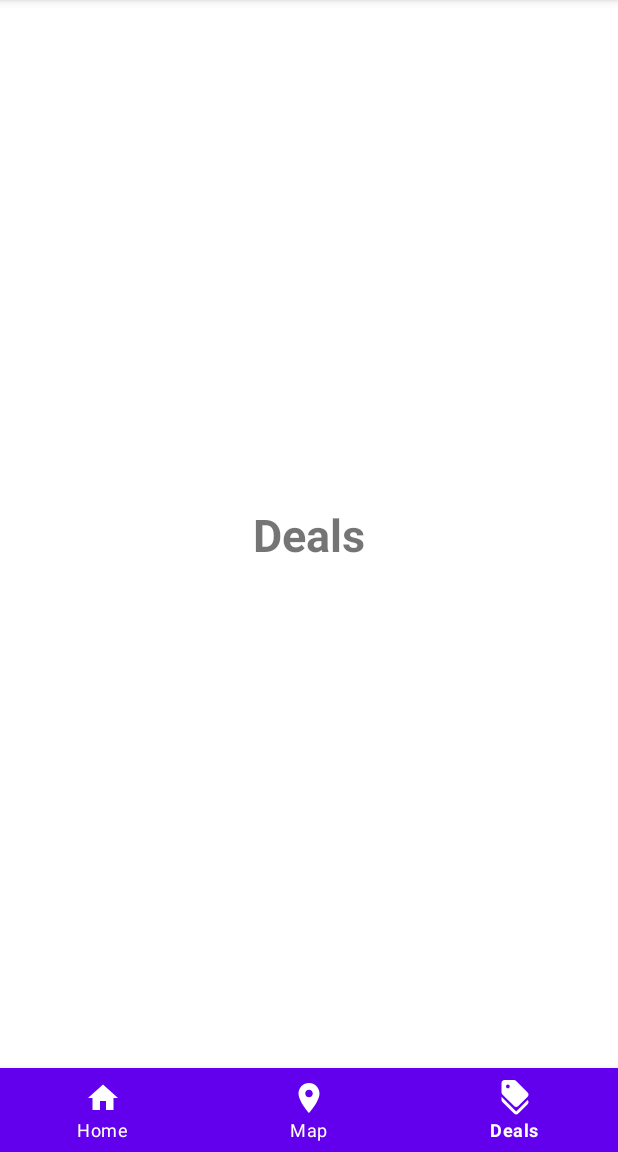
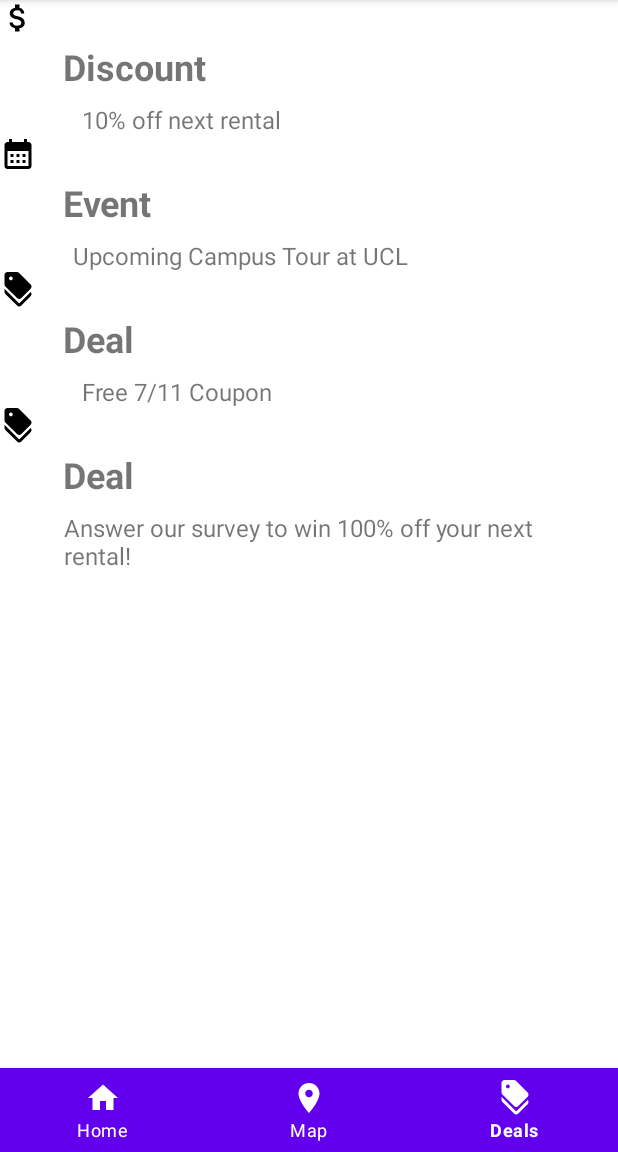
Before and after one commit to pipietrzyk/Lemon-Mobile-App, an Android app: the screen it shows after launch (MainActivity), item 3 of the bottom bar chosen, on a phone screen of 412 x 824 dp, the part 84-1236 px from its top. Run offline under Robolectric (Android 15) with nearby library versions, the light colour scheme and no system bars.

Commit message:
Deals is working - get better images

```diff
--- a/app/src/main/java/com/example/scooter/DealsFragment.java
+++ b/app/src/main/java/com/example/scooter/DealsFragment.java
@@ -3,6 +3,8 @@ package com.example.scooter;
 import android.os.Bundle;
 
 import androidx.fragment.app.Fragment;
+import androidx.recyclerview.widget.LinearLayoutManager;
+import androidx.recyclerview.widget.RecyclerView;
 
 import android.view.LayoutInflater;
 import android.view.View;
@@ -14,6 +16,10 @@ import android.view.ViewGroup;
  * create an instance of this fragment.
  */
 public class DealsFragment extends Fragment {
+
+    RecyclerView recyclerView;
+    String name[], desc[];
+    int images[] = {R.drawable.ic_baseline_attach_money_24, R.drawable.ic_baseline_calendar_month_24, R.drawable.ic_baseline_discount_24, R.drawable.ic_baseline_discount_24};
 
     // TODO: Rename parameter arguments, choose names that match
     // the fragment initialization parameters, e.g. ARG_ITEM_NUMBER
@@ -53,12 +59,23 @@ public class DealsFragment extends Fragment {
             mParam1 = getArguments().getString(ARG_PARAM1);
             mParam2 = getArguments().getString(ARG_PARAM2);
         }
+
     }
 
     @Override
     public View onCreateView(LayoutInflater inflater, ViewGroup container,
                              Bundle savedInstanceState) {
         // Inflate the layout for this fragment
-        return inflater.inflate(R.layout.fragment_deals, container, false);
+        View v = inflater.inflate(R.layout.fragment_deals, container, false);
+
+        recyclerView = v.findViewById(R.id.recycler_view);
+        name = getResources().getStringArray(R.array.deal_name);
+        desc = getResources().getStringArray(R.array.deal_desc);
+
+        RecyclerViewAdapter recyclerViewAdapter = new RecyclerViewAdapter(this, name, desc, images);
+        recyclerView.setAdapter(recyclerViewAdapter);
+        recyclerView.setLayoutManager(new LinearLayoutManager(getActivity()));
+
+        return v;
     }
 }
--- /dev/null
+++ b/app/src/main/java/com/example/scooter/RecyclerViewAdapter.java
@@ -0,0 +1,60 @@
+package com.example.scooter;
+
+import android.content.Context;
+import android.view.LayoutInflater;
+import android.view.View;
+import android.view.ViewGroup;
+import android.widget.ImageView;
+import android.widget.TextView;
+
+import androidx.annotation.NonNull;
+import androidx.recyclerview.widget.RecyclerView;
+
+public class RecyclerViewAdapter extends RecyclerView.Adapter<RecyclerViewAdapter.MyViewHolder> {
+
+    String data1[], data2[];
+    int images[];
+    DealsFragment dealsFragment;
+
+    public RecyclerViewAdapter(DealsFragment df, String[] name, String[] desc, int[] img) {
+        dealsFragment = df;
+        data1 = name;
+        data2 = desc;
+        images = img;
+    }
+
+    @NonNull
+    @Override
+    public RecyclerViewAdapter.MyViewHolder onCreateViewHolder(@NonNull ViewGroup parent, int viewType) {
+        LayoutInflater inflater = LayoutInflater.from(dealsFragment.getActivity());
+        View v = inflater.inflate(R.layout.my_row, parent, false);
+        return new MyViewHolder(v);
+    }
+
+    @Override
+    public void onBindViewHolder(@NonNull RecyclerViewAdapter.MyViewHolder holder, int position) {
+        holder.n.setText(data1[position]);
+        holder.d.setText(data2[position]);
+        holder.i.setImageResource(images[position]);
+    }
+
+    @Override
+    public int getItemCount() {
+        return images.length;
+    }
+
+    public class MyViewHolder extends RecyclerView.ViewHolder {
+
+        TextView n, d;
+        ImageView i;
+
+        public MyViewHolder(@NonNull View itemView) {
+
+            super(itemView);
+            n = itemView.findViewById(R.id.deals_name);
+            d = itemView.findViewById(R.id.deals_desc);
+            i = itemView.findViewById(R.id.deals_img);
+        }
+
+    }
+}
--- /dev/null
+++ b/app/src/main/res/drawable/ic_baseline_attach_money_24.xml
@@ -0,0 +1,5 @@
+<vector android:height="24dp" android:tint="#000000"
+    android:viewportHeight="24" android:viewportWidth="24"
+    android:width="24dp" xmlns:android="http://schemas.android.com/apk/res/android">
+    <path android:fillColor="@android:color/white" android:pathData="M11.8,10.9c-2.27,-0.59 -3,-1.2 -3,-2.15 0,-1.09 1.01,-1.85 2.7,-1.85 1.78,0 2.44,0.85 2.5,2.1h2.21c-0.07,-1.72 -1.12,-3.3 -3.21,-3.81V3h-3v2.16c-1.94,0.42 -3.5,1.68 -3.5,3.61 0,2.31 1.91,3.46 4.7,4.13 2.5,0.6 3,1.48 3,2.41 0,0.69 -0.49,1.79 -2.7,1.79 -2.06,0 -2.87,-0.92 -2.98,-2.1h-2.2c0.12,2.19 1.76,3.42 3.68,3.83V21h3v-2.15c1.95,-0.37 3.5,-1.5 3.5,-3.55 0,-2.84 -2.43,-3.81 -4.7,-4.4z"/>
+</vector>
--- /dev/null
+++ b/app/src/main/res/drawable/ic_baseline_calendar_month_24.xml
@@ -0,0 +1,5 @@
+<vector android:height="24dp" android:tint="#000000"
+    android:viewportHeight="24" android:viewportWidth="24"
+    android:width="24dp" xmlns:android="http://schemas.android.com/apk/res/android">
+    <path android:fillColor="@android:color/white" android:pathData="M19,4h-1V2h-2v2H8V2H6v2H5C3.89,4 3.01,4.9 3.01,6L3,20c0,1.1 0.89,2 2,2h14c1.1,0 2,-0.9 2,-2V6C21,4.9 20.1,4 19,4zM19,20H5V10h14V20zM9,14H7v-2h2V14zM13,14h-2v-2h2V14zM17,14h-2v-2h2V14zM9,18H7v-2h2V18zM13,18h-2v-2h2V18zM17,18h-2v-2h2V18z"/>
+</vector>
--- a/app/src/main/res/layout/fragment_deals.xml
+++ b/app/src/main/res/layout/fragment_deals.xml
@@ -8,14 +8,10 @@
     android:orientation="vertical"
     tools:context=".DealsFragment">
 
-    <TextView
-        android:layout_width="wrap_content"
-        android:layout_height="wrap_content"
-        android:text="Deals"
-        android:textSize="30sp"
-        android:textStyle="bold"
-        app:layout_constraintBottom_toBottomOf="parent"
-        app:layout_constraintEnd_toEndOf="parent"
-        app:layout_constraintStart_toStartOf="parent"
-        app:layout_constraintTop_toTopOf="parent" />
+    <androidx.recyclerview.widget.RecyclerView
+        android:layout_width="match_parent"
+        android:layout_height="match_parent"
+        tools:layout_editor_absoluteX="1dp"
+        tools:layout_editor_absoluteY="1dp"
+        android:id="@+id/recycler_view"/>
 </androidx.constraintlayout.widget.ConstraintLayout>
--- /dev/null
+++ b/app/src/main/res/layout/my_row.xml
@@ -0,0 +1,66 @@
+<?xml version="1.0" encoding="utf-8"?>
+<androidx.constraintlayout.widget.ConstraintLayout xmlns:android="http://schemas.android.com/apk/res/android"
+    xmlns:app="http://schemas.android.com/apk/res-auto"
+    xmlns:tools="http://schemas.android.com/tools"
+    android:layout_width="match_parent"
+    android:layout_height="wrap_content">
+
+    <androidx.cardview.widget.CardView
+        android:id="@+id/cardView"
+        android:layout_width="match_parent"
+        android:layout_height="wrap_content"
+        app:layout_constraintBottom_toTopOf="@+id/constraintLayout"
+        app:layout_constraintEnd_toEndOf="parent"
+        app:layout_constraintStart_toStartOf="parent"
+        app:layout_constraintTop_toTopOf="parent">
+
+    </androidx.cardview.widget.CardView>
+
+    <androidx.constraintlayout.widget.ConstraintLayout
+        android:id="@+id/constraintLayout"
+        android:layout_width="match_parent"
+        android:layout_height="match_parent"
+        tools:layout_editor_absoluteX="0dp"
+        tools:layout_editor_absoluteY="0dp">
+
+        <ImageView
+            android:id="@+id/deals_img"
+            android:layout_width="wrap_content"
+            android:layout_height="wrap_content"
+            android:scrollbarSize="4dp"
+            app:layout_constraintEnd_toEndOf="parent"
+            app:layout_constraintHorizontal_bias="0.0"
+            app:layout_constraintStart_toStartOf="parent"
+            app:layout_constraintTop_toTopOf="parent"
+            app:srcCompat="@drawable/ic_launcher_foreground" />
+
+        <TextView
+            android:id="@+id/deals_desc"
+            android:layout_width="wrap_content"
+            android:layout_height="wrap_content"
+            android:layout_marginStart="16dp"
+            android:layout_marginTop="8dp"
+            android:layout_marginEnd="16dp"
+            android:text="Description"
+            android:textSize="16sp"
+            app:layout_constraintEnd_toEndOf="parent"
+            app:layout_constraintHorizontal_bias="0.065"
+            app:layout_constraintStart_toEndOf="@+id/deals_img"
+            app:layout_constraintTop_toBottomOf="@+id/deals_name" />
+
+        <TextView
+            android:id="@+id/deals_name"
+            android:layout_width="wrap_content"
+            android:layout_height="wrap_content"
+            android:layout_marginStart="18dp"
+            android:layout_marginTop="28dp"
+            android:text="Name"
+            android:textSize="24sp"
+            android:textStyle="bold"
+            app:layout_constraintEnd_toEndOf="parent"
+            app:layout_constraintHorizontal_bias="0.0"
+            app:layout_constraintStart_toEndOf="@+id/deals_img"
+            app:layout_constraintTop_toTopOf="parent" />
+
+    </androidx.constraintlayout.widget.ConstraintLayout>
+</androidx.constraintlayout.widget.ConstraintLayout>
--- a/app/src/main/res/values/strings.xml
+++ b/app/src/main/res/values/strings.xml
@@ -2,4 +2,18 @@
     <string name="app_name">Scooter</string>
     <!-- TODO: Remove or change this placeholder text -->
     <string name="hello_blank_fragment">Hello blank fragment</string>
+
+    <string-array name="deal_desc">
+        <item>10% off next rental</item>
+        <item>Upcoming Campus Tour at UCL</item>
+        <item>Free 7/11 Coupon</item>
+        <item>Answer our survey to win 100% off your next\nrental!</item>
+    </string-array>
+
+    <string-array name="deal_name">
+        <item>Discount</item>
+        <item>Event</item>
+        <item>Deal</item>
+        <item>Deal</item>
+    </string-array>
 </resources>
```
